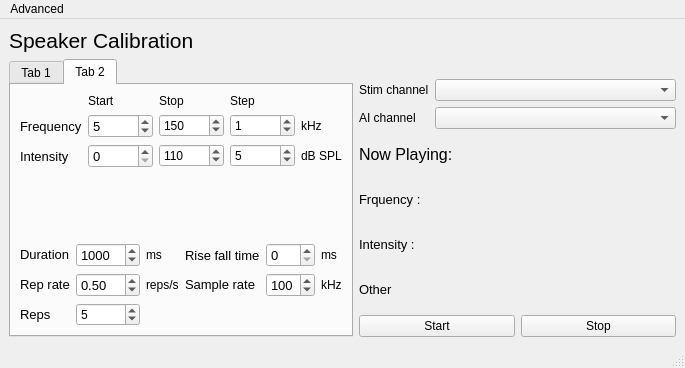
Qt form calibration_window.ui (portfors-lab/sparkle) before a commit.
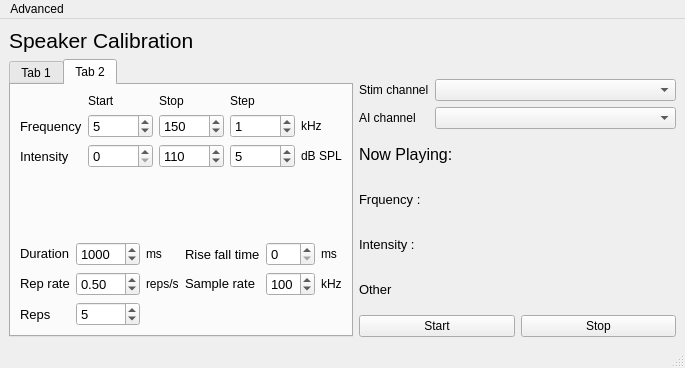
The same form after that commit.

Commit message: changed calibration curve to populate data structure and start timer to execute. Semi-functional

```diff
--- a/calibration_window.ui
+++ b/calibration_window.ui
@@ -358,6 +358,11 @@
            <layout class="QGridLayout" name="gridLayout_2">
             <item row="2" column="2">
              <widget class="QSpinBox" name="db_stop_spnbx">
+              <property name="font">
+               <font>
+                <pointsize>10</pointsize>
+               </font>
+              </property>
               <property name="maximum">
                <number>150</number>
               </property>
@@ -368,6 +373,11 @@
             </item>
             <item row="1" column="3">
              <widget class="QSpinBox" name="freq_step_spnbx">
+              <property name="font">
+               <font>
+                <pointsize>10</pointsize>
+               </font>
+              </property>
               <property name="maximum">
                <number>100</number>
               </property>
@@ -378,6 +388,11 @@
             </item>
             <item row="1" column="2">
              <widget class="QSpinBox" name="freq_stop_spnbx">
+              <property name="font">
+               <font>
+                <pointsize>10</pointsize>
+               </font>
+              </property>
               <property name="maximum">
                <number>200</number>
               </property>
@@ -432,6 +447,11 @@
             </item>
             <item row="2" column="3">
              <widget class="QSpinBox" name="db_step_spnbx">
+              <property name="font">
+               <font>
+                <pointsize>10</pointsize>
+               </font>
+              </property>
               <property name="maximum">
                <number>50</number>
               </property>
@@ -718,6 +738,11 @@
             </item>
             <item row="2" column="1">
              <widget class="QSpinBox" name="nreps_spnbx">
+              <property name="font">
+               <font>
+                <pointsize>10</pointsize>
+               </font>
+              </property>
               <property name="minimum">
                <number>1</number>
               </property>
```
Left out of the diff: 8 changed lines with no effect on the pictures. The commit also changes 2 other files.
